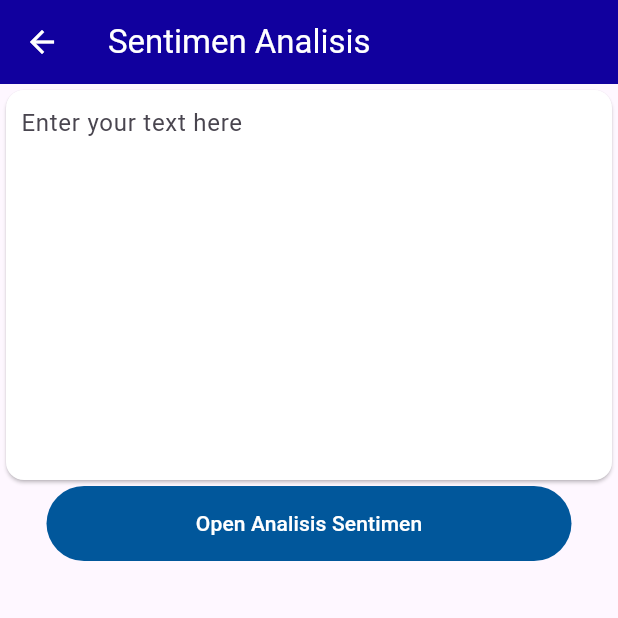
After one commit to Kyushin45/FlutterCaps, a Flutter app: the sentimen screen opened directly, after a tap on "Open Analisis Sentimen", on a phone screen of 412 x 824 dp, the top half of it. The commit adds this screen. Run offline on Flutter 3.47's test engine with Material 3 defaults, Android fonts, the phone set to English and light mode, and no system bars; our stand-ins replace dio, dotted_border, font_awesome_flutter, image_picker, rxdart; network calls fail.

Commit message:
add analisis sentimen

```diff
--- a/lib/views/chabot.dart
+++ b/lib/views/chabot.dart
@@ -122,7 +122,7 @@ class _ChatScreenState extends State<ChatScreen> {
 
 
   Future<String> _getBotResponse(String userMessage) async {
-    final String url = "https://ca8e-118-96-24-103.ngrok-free.app/chatbot_resAndroid";
+    final String url = "https://de83-36-68-54-54.ngrok-free.app/chatbot_resAndroid";
 
     final response = await http.post(
       Uri.parse(url),
--- a/lib/views/home_page.dart
+++ b/lib/views/home_page.dart
@@ -264,7 +264,7 @@ class _MyPageState extends State {
         .split('/')
         .last;
 
-    String uploadEndpoint = "https://ca8e-118-96-24-103.ngrok-free.app/uploadFileAndroid"; // Ganti dengan alamat server Flask yang sesuai
+    String uploadEndpoint = "https://de83-36-68-54-54.ngrok-free.app/uploadFileAndroid"; // Ganti dengan alamat server Flask yang sesuai
     Dio dio = Dio();
 
     FormData formData = FormData.fromMap({
@@ -296,7 +296,7 @@ class _MyPageState extends State {
       return;
     }
 
-    String apiUrl = "https://ca8e-118-96-24-103.ngrok-free.app/receive_json";
+    String apiUrl = "https://de83-36-68-54-54.ngrok-free.app/receive_json";
     Dio dio = Dio();
 
     try {
--- a/lib/views/layanan.dart
+++ b/lib/views/layanan.dart
@@ -4,6 +4,7 @@ import 'package:caps/views/chabot.dart';
 import 'package:caps/views/home_page.dart';
 import 'package:caps/test.dart';
 import 'package:caps/views/main.dart';
+import 'package:caps/views/sentimen_analisis.dart';
 import 'package:flutter/material.dart';
 
 class Layanan extends StatelessWidget {
@@ -193,7 +194,7 @@ class Layanan extends StatelessWidget {
                               style: TextButton.styleFrom(
                                   backgroundColor: Colors.lightBlue[900]),
                               onPressed: () {
-                                Navigator.of(context).push(MaterialPageRoute(builder: (context) => MyPage()));
+                                Navigator.of(context).push(MaterialPageRoute(builder: (context) => sentimen()));
                               },
                               child: Text(
                                 "Open Analisis Sentimen",
--- a/lib/views/register.dart
+++ b/lib/views/register.dart
@@ -22,7 +22,7 @@ class _registerState extends State<register> {
 
   Future<void> _register() async {
     final response = await http.post(
-      Uri.parse('https://ca8e-118-96-24-103.ngrok-free.app/registerAndroid'),
+      Uri.parse('https://de83-36-68-54-54.ngrok-free.app/registerAndroid'),
       headers: <String, String>{'Content-Type': 'application/json'},
       body: jsonEncode(<String, String>{
         'fullname': _fullNameController.text,
--- /dev/null
+++ b/lib/views/sentimen_analisis.dart
@@ -0,0 +1,133 @@
+import 'dart:convert';
+
+import 'package:flutter/cupertino.dart';
+import 'package:flutter/material.dart';
+import 'package:http/http.dart' as http;
+
+
+class sentimen extends StatefulWidget {
+  const sentimen({super.key});
+
+  @override
+  State<sentimen> createState() => _sentimenState();
+}
+
+class _sentimenState extends State<sentimen> {
+  TextEditingController _textArea = TextEditingController();
+
+  void _showAlertDialog(BuildContext context, String title, String content) {
+    // Membuat AlertDialog
+    AlertDialog alert = AlertDialog(
+      title: Text(title),
+      content: Text(content),
+      actions: <Widget>[
+        TextButton(
+          onPressed: () {
+            // Tutup alert
+            Navigator.of(context).pop();
+          },
+          child: Text('OK'),
+        ),
+      ],
+    );
+
+    // Panggil showDialog untuk menampilkan AlertDialog
+    showDialog(
+      context: context,
+      builder: (BuildContext context) {
+        return alert;
+      },
+    );
+  }
+
+
+  Future<void> sendDataToServer(String text) async {
+    final url = 'https://de83-36-68-54-54.ngrok-free.app/analisis_sentimen'; // Replace with your Flask server endpoint
+
+    try {
+      final response = await http.post(
+        Uri.parse(url),
+        headers: {'Content-Type': 'application/json'},
+        body: jsonEncode({'text': text}),
+      );
+
+      if (response.statusCode == 200) {
+        // Handle the successful response from the server
+        Map<String, dynamic> responseData = jsonDecode(response.body);
+        String prediction = responseData['prediction'];
+        // print('Prediction from server: $prediction');
+        _showAlertDialog(context, 'Sentimen Analisis','$prediction');
+      } else {
+        // Handle errors
+        print('Failed to send data. Status code: ${response.statusCode}');
+      }
+    } catch (e) {
+      // Handle exceptions
+      print('Error sending data: $e');
+    }
+  }
+
+  @override
+  Widget build(BuildContext context) {
+    return Scaffold(
+      appBar: AppBar(
+        title: Text("Sentimen Analisis", style: TextStyle(
+          color: Colors.white
+          ),
+        ),
+        leading: BackButton(
+          color: Colors.white, // Set the color to white
+        ),
+        flexibleSpace: Container(
+          decoration: BoxDecoration(
+
+              color: Color.fromRGBO(17, 0, 158, 1)
+          ),
+        ),
+      ),
+      body:
+      SingleChildScrollView(
+        child: Center(
+          child: Container(
+            child: Column(
+              children: <Widget>[
+                Card(
+                  color: Colors.white,
+                  child: Padding(
+                  padding: EdgeInsets.all(10.0),
+                  child: TextField(
+                    controller: _textArea,
+                    maxLines: 10, //or null
+                    decoration: InputDecoration.collapsed(hintText: "Enter your text here"),
+                    ),
+                  )
+                ),
+              Container(
+                width: 350,
+                height: 50,
+                child: TextButton(
+
+                  style: TextButton.styleFrom(
+                      backgroundColor: Colors.lightBlue[900]),
+                  onPressed: () {
+                    String text = _textArea.text;
+                    sendDataToServer(text);
+                  },
+                  child: Text(
+                    "Open Analisis Sentimen",
+                    style: TextStyle(
+                        color: Colors.white
+                    ),
+                  ),
+                ),
+              )
+              ],
+            ),
+
+          ),
+
+        ),
+      ),
+    );
+  }
+}
```
Also changed, not shown: lib/views/main.dart (+60 -3 lines).
